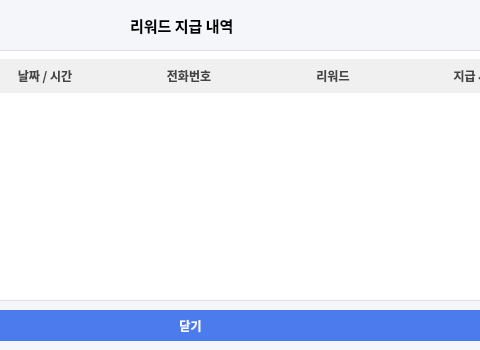
Hyunseung-Nam/Client_Point_Manager, file src/ui/log_dialog.ui: the form before one commit; both pictures show x 200 to 680 and y 0 to 350 of the 780 by 350 pixel window.
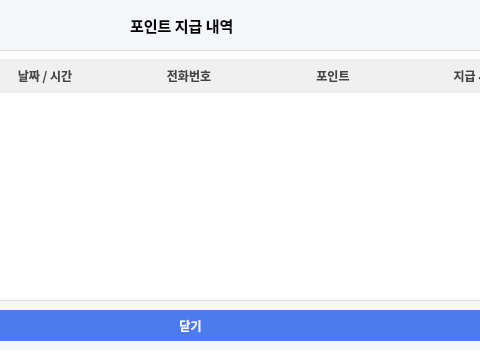
The form after the commit.

Patch:
```diff
--- a/src/ui/log_dialog.ui
+++ b/src/ui/log_dialog.ui
@@ -55,7 +55,7 @@
     </font>
    </property>
    <property name="text">
-    <string>리워드 지급 내역</string>
+    <string>포인트 지급 내역</string>
    </property>
   </widget>
   <widget class="QTableWidget" name="tableLogs">
@@ -127,7 +127,7 @@
    </column>
    <column>
     <property name="text">
-     <string>리워드</string>
+     <string>포인트</string>
     </property>
    </column>
    <column>
```
